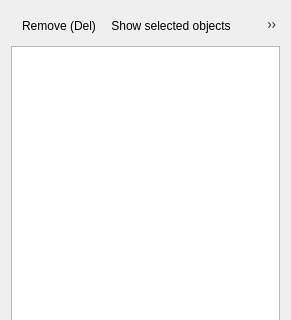
First picture: the form in SIM-VICUS/src/SVNavigationTreeWidget.ui, repository ghorwin/SIM-VICUS, before the edit; both pictures show x 0 to 291 and y 0 to 320 of the 291 by 637 pixel window.
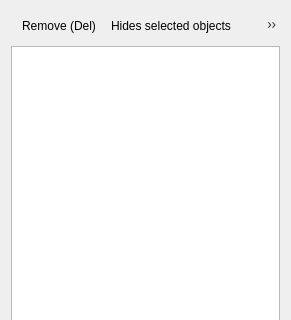
Second picture: the form after the edit. Icons and pictures are not drawn.

Commit message: Shortcuts F6 F7 and matching actions and documentation fixed.

Diff of the .ui file:
```diff
--- a/SIM-VICUS/src/SVNavigationTreeWidget.ui
+++ b/SIM-VICUS/src/SVNavigationTreeWidget.ui
@@ -41,8 +41,8 @@
       <bool>false</bool>
      </property>
      <addaction name="actionRemoveSelected"/>
-     <addaction name="actionShowSelected"/>
      <addaction name="actionHideSelected"/>
+     <addaction name="actionShowSelected"/>
      <addaction name="actionSelect_all"/>
      <addaction name="actionSmartSelect"/>
     </widget>
```
Left out of the diff: 8 changed lines with no effect on the pictures.
